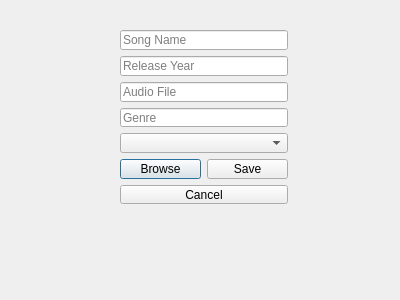
nahal-miri/Spotify, file Source/editsongdialog.ui: the form before one commit.
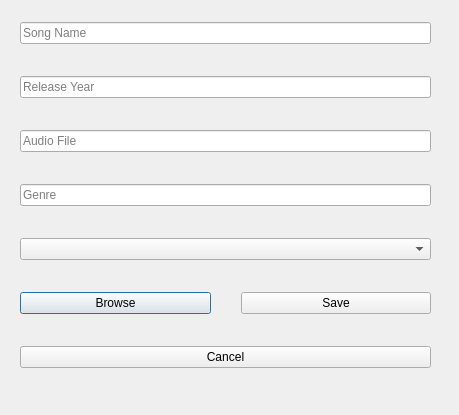
The form after the commit.

The edit to the form file:
```diff
--- a/Source/editsongdialog.ui
+++ b/Source/editsongdialog.ui
@@ -6,8 +6,8 @@
    <rect>
     <x>0</x>
     <y>0</y>
-    <width>400</width>
-    <height>300</height>
+    <width>459</width>
+    <height>415</height>
    </rect>
   </property>
   <property name="windowTitle">
@@ -16,13 +16,16 @@
   <widget class="QWidget" name="layoutWidget">
    <property name="geometry">
     <rect>
-     <x>120</x>
-     <y>30</y>
-     <width>168</width>
-     <height>174</height>
+     <x>20</x>
+     <y>20</y>
+     <width>411</width>
+     <height>351</height>
     </rect>
    </property>
    <layout class="QVBoxLayout" name="verticalLayout">
+    <property name="spacing">
+     <number>30</number>
+    </property>
     <item>
      <widget class="QLineEdit" name="songNameLineEdit">
       <property name="placeholderText">
```
